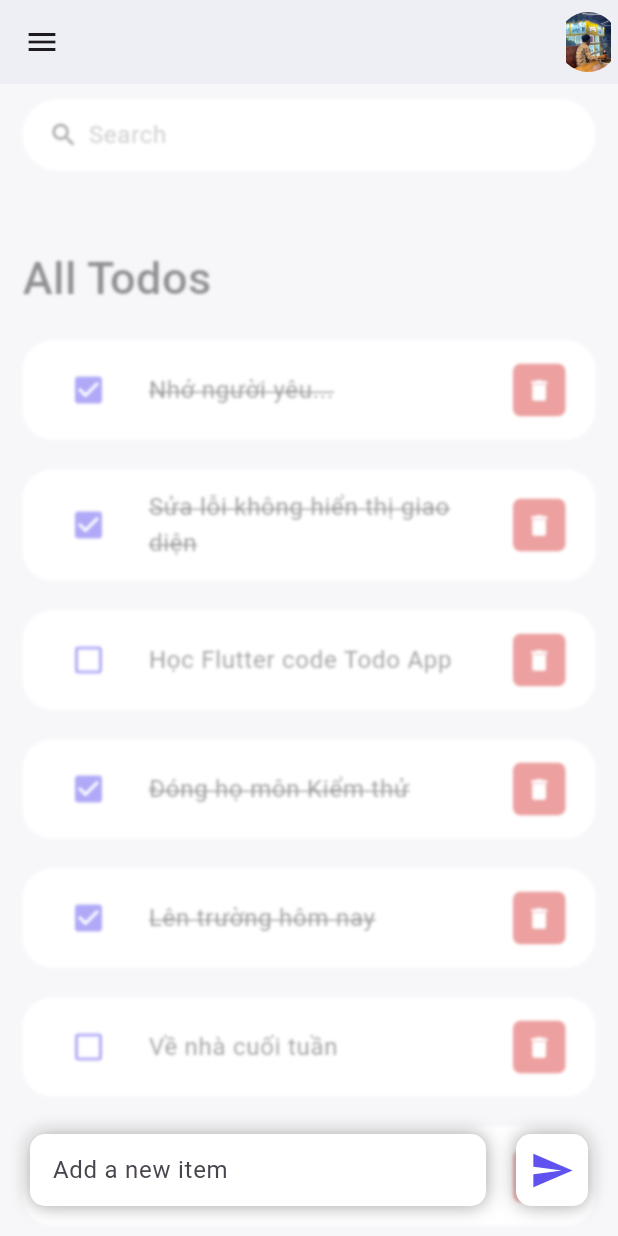
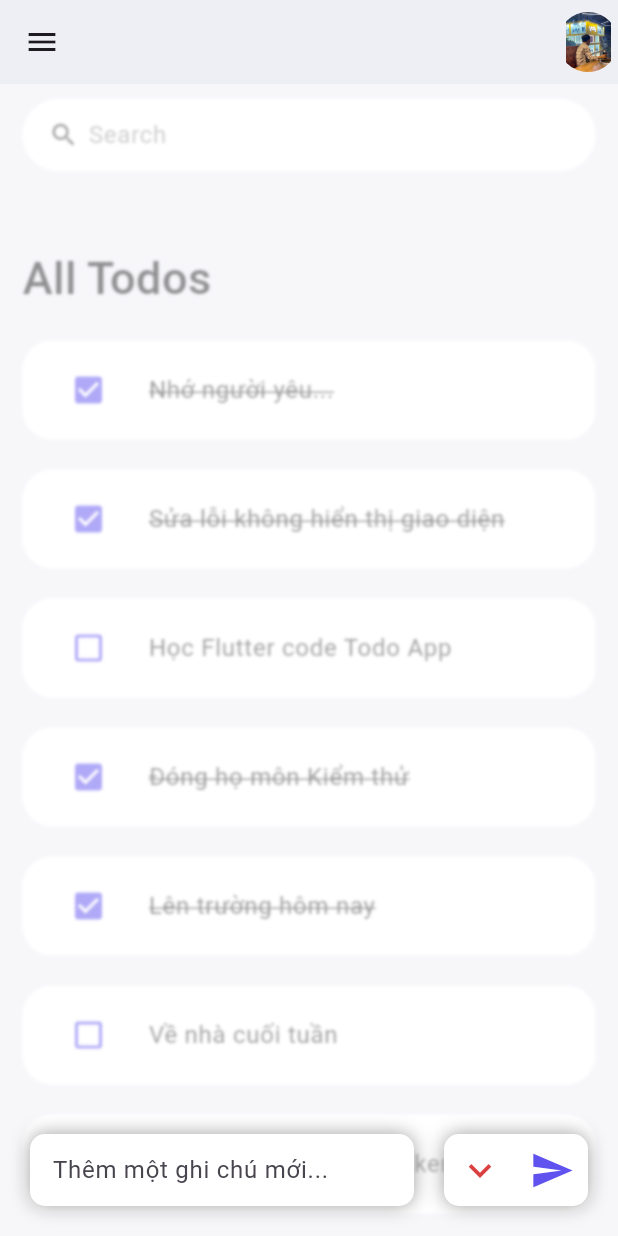
Before and after one commit to cuonvc/todo_app, a Flutter app: the screen it shows after launch, after a tap on the "check box outline blank" icon, after a tap on the "add" icon, on a phone screen of 412 x 824 dp. Run offline on Flutter 3.47's test engine with Material 3 defaults, Android fonts, the phone set to English and light mode, and no system bars; drawn by our look-alikes of flutter_slidable.

```diff
--- a/lib/screens/home.dart
+++ b/lib/screens/home.dart
@@ -4,6 +4,7 @@ import 'package:flutter/animation.dart';
 import 'package:flutter/cupertino.dart';
 import 'package:flutter/material.dart';
 import 'package:flutter/widgets.dart';
+import 'package:flutter_slidable/flutter_slidable.dart';
 import 'package:todo_app/constants/colors.dart';
 import 'package:todo_app/models/todo.dart';
 import 'package:todo_app/widgets/blur_background.dart';
@@ -25,7 +26,7 @@ class _HomeState extends State<Home> {
   final _textFieldController = TextEditingController();
 
   List<Todo> foundTodo = [];
-  bool clickedAddItem = false;
+  bool typeTextField = false;
 
 
   @override
@@ -41,12 +42,14 @@ class _HomeState extends State<Home> {
         appBar: BaseAppBar(appBar: AppBar()),
         drawer: BaseDrawer(),
 
-        body: GestureDetector(
-          onTap: () {
-            setState(() {
-              clickedAddItem = false;
-            });
-          },
+        body: Container(
+          // onTap: () {
+          //   setState(() {
+          //     typeTextField = false;
+          //     _textFieldController.text = "";
+          //     Slidable.of(context)?.close();
+          //   });
+          // },
           child: Stack(
             children: [
               Container(
@@ -73,6 +76,7 @@ class _HomeState extends State<Home> {
                                 todo: todo,
                                 onToDoChanged: _handleTodoChange,
                                 onDeleteItem: _handleTodoDelete,
+                                onTriggerToUpdate: _triggerTodoUpdate,
                               )
                           ],
                         )
@@ -83,7 +87,7 @@ class _HomeState extends State<Home> {
 
               //blur background
               Visibility(
-                visible: clickedAddItem ? true : false,
+                visible: typeTextField ? true : false,
                 child: BlurBackground()
               ),
 
@@ -96,10 +100,10 @@ class _HomeState extends State<Home> {
                       children: [
                         Expanded(
                           child: Visibility(
-                            visible: clickedAddItem ? true : false,
+                            visible: typeTextField ? true : false,
                             child: Container(
-                              padding: EdgeInsets.symmetric(horizontal: 15),
-                              margin: EdgeInsets.only(right: 20),
+                              padding: const EdgeInsets.symmetric(horizontal: 15),
+                              margin: const EdgeInsets.only(right: 20),
                               decoration: BoxDecoration(
                                   color: Colors.white,
                                   boxShadow: const [
@@ -114,9 +118,10 @@ class _HomeState extends State<Home> {
                               ),
                               child: TextField(
                                 controller: _textFieldController,
+                                // autofocus: true,
                                 decoration: InputDecoration(
-                                    hintText: "Add a new item",
-                                    border: InputBorder.none
+                                  hintText: "Thêm một ghi chú mới...",
+                                  border: InputBorder.none,
                                 ),
                               ),
                             ),
@@ -136,22 +141,45 @@ class _HomeState extends State<Home> {
                                 ],
                                 borderRadius: BorderRadius.circular(10)
                             ),
+                            child: Row(
+                              children: [
+                                Visibility(
+                                  visible: typeTextField ? true : false,
                                     child: IconButton(
                                       icon: Padding(
                                         padding: EdgeInsets.only(top: 0),
-                                child: clickedAddItem == true ? Icon(Icons.send) : Icon(Icons.add),
+                                        child: Icon(Icons.keyboard_arrow_down_outlined),
+                                      ),
+                                      color: tdRed,
+                                      iconSize: 30,
+                                      onPressed: () {
+                                        setState(() {
+                                          typeTextField = false;
+                                          _textFieldController.text = "";
+                                        });
+                                      },
+                                    )
+                                ),
+
+                                IconButton(
+                                  icon: Padding(
+                                    padding: EdgeInsets.only(top: 0),
+                                    child: typeTextField == true ? Icon(Icons.send) : Icon(Icons.add),
                                   ),
                                   color: tdBlue,
                                   iconSize: 30,
                                   onPressed: () {
                                     setState(() {
-                                  clickedAddItem = true;
+                                      typeTextField = true;
                                     });
                                     if (_textFieldController.text.isNotEmpty) {
                                       _handleTodoAdd(_textFieldController.text);
-                                  clickedAddItem = false;  //dismiss blur layer
+                                      typeTextField = false;  //dismiss blur layer
                                     }
                                   },
+                                )
+                              ],
+
                             )
                         )
                       ],
@@ -167,6 +195,13 @@ class _HomeState extends State<Home> {
   void _handleTodoChange(Todo todo) {
     setState(() {
       todo.isDone = !todo.isDone;
+    });
+  }
+
+  void _triggerTodoUpdate(Todo todo) {
+    setState(() {
+      typeTextField = true;
+      _textFieldController.text = todo.description.toString();
     });
   }
 
--- a/lib/widgets/todo_item.dart
+++ b/lib/widgets/todo_item.dart
@@ -1,4 +1,5 @@
 import 'package:flutter/material.dart';
+import 'package:flutter_slidable/flutter_slidable.dart';
 import 'package:todo_app/constants/colors.dart';
 import 'package:todo_app/models/todo.dart';
 
@@ -7,24 +8,53 @@ class TodoItem extends StatelessWidget {
   final Todo todo;
   final onToDoChanged;
   final onDeleteItem;
+  final onTriggerToUpdate;
 
   const TodoItem({
     Key? key,
     required this.todo,
     required this.onToDoChanged,
-    required this.onDeleteItem
+    required this.onDeleteItem,
+    required this.onTriggerToUpdate
   }) : super(key: key);
 
   @override
   Widget build(BuildContext context) {
     return Container(
-      margin: EdgeInsets.only(bottom: 20),
-      child: ListTile(
+      margin: const EdgeInsets.only(bottom: 20),
+        child: Slidable(
+          endActionPane: ActionPane(
+              motion: DrawerMotion(),
+              children: [
+                SlidableAction(
+                  onPressed: (BuildContext context) {
+                    onTriggerToUpdate(todo);
+                  },
+                  icon: Icons.edit,
+                  foregroundColor: tdBlue,
+                ),
+                SlidableAction(
+                  onPressed: (BuildContext context) {
+                    onDeleteItem(todo.id);
+                  },
+                  icon: Icons.delete,
+                  foregroundColor: tdRed,
+                ),
+              ]
+          ),
+          child: itemBuilder(context),
+        ),
+    );
+  }
+
+  ListTile itemBuilder(BuildContext context) {
+    return ListTile(
       onTap: () {
         print("Clicked on Todo Item.");
       },
-        shape: RoundedRectangleBorder(
-          borderRadius: BorderRadius.circular(20)
+      shape: const RoundedRectangleBorder(
+        // borderRadius: BorderRadius.only(topLeft: Radius.circular(20), bottomLeft: Radius.circular(20))
+          borderRadius: BorderRadius.all(Radius.circular(20))
       ),
       contentPadding: EdgeInsets.symmetric(horizontal: 20, vertical: 5),
       tileColor: Colors.white,
@@ -44,23 +74,6 @@ class TodoItem extends StatelessWidget {
             decoration: todo.isDone? TextDecoration.lineThrough : null  //flexible
         ),
       ),
-        trailing: Container(
-          height: 35,
-          width: 35,
-          decoration: BoxDecoration(
-            color: tdRed,
-            borderRadius: BorderRadius.circular(5),
-          ),
-          child: IconButton(
-            icon: Icon(Icons.delete),
-            color: Colors.white,
-            iconSize: 18,
-            onPressed: () {
-              onDeleteItem(todo.id);
-            },
-          ),
-        ),
-      ),
     );
   }
 }
--- a/pubspec.yaml
+++ b/pubspec.yaml
@@ -35,6 +35,7 @@ dependencies:
   # The following adds the Cupertino Icons font to your application.
   # Use with the CupertinoIcons class for iOS style icons.
   cupertino_icons: ^1.0.6
+  flutter_slidable: ^3.0.1
 
 dev_dependencies:
   flutter_test:
```
Also changed, not shown: pubspec.lock. Lines whose indentation alone changed are shown as unchanged.
